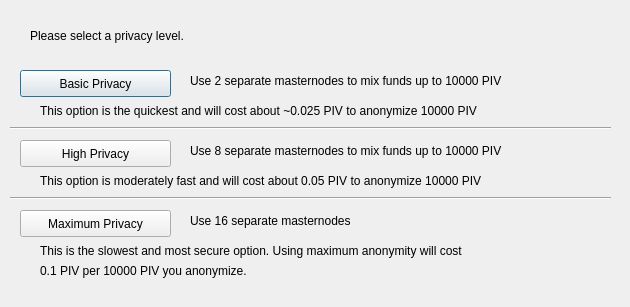
The window that src/qt/forms/obfuscationconfig.ui (VitaeTeam/Vitae) describes before a commit, drawn with Qt 5.
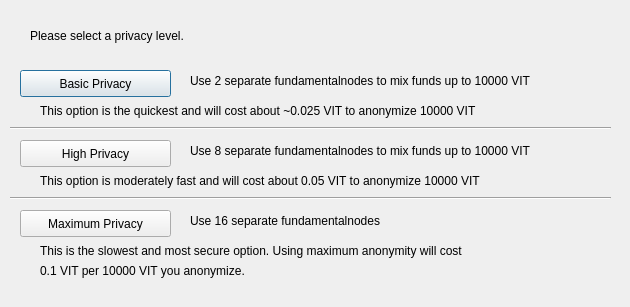
The same window after the commit.

The edit to the form file:
```diff
--- a/src/qt/forms/obfuscationconfig.ui
+++ b/src/qt/forms/obfuscationconfig.ui
@@ -75,7 +75,7 @@
     </rect>
    </property>
    <property name="text">
-    <string>Use 2 separate masternodes to mix funds up to 10000 PIV</string>
+    <string>Use 2 separate fundamentalnodes to mix funds up to 10000 VIT</string>
    </property>
   </widget>
   <widget class="QLabel" name="label_3">
@@ -88,7 +88,7 @@
     </rect>
    </property>
    <property name="text">
-    <string>Use 8 separate masternodes to mix funds up to 10000 PIV</string>
+    <string>Use 8 separate fundamentalnodes to mix funds up to 10000 VIT</string>
    </property>
   </widget>
   <widget class="QLabel" name="label_4">
@@ -101,7 +101,7 @@
     </rect>
    </property>
    <property name="text">
-    <string>Use 16 separate masternodes</string>
+    <string>Use 16 separate fundamentalnodes</string>
    </property>
   </widget>
   <widget class="QLabel" name="label_6">
@@ -114,7 +114,7 @@
     </rect>
    </property>
    <property name="text">
-    <string>This option is the quickest and will cost about ~0.025 PIV to anonymize 10000 PIV</string>
+    <string>This option is the quickest and will cost about ~0.025 VIT to anonymize 10000 VIT</string>
    </property>
   </widget>
   <widget class="QLabel" name="label_7">
@@ -127,7 +127,7 @@
     </rect>
    </property>
    <property name="text">
-    <string>This option is moderately fast and will cost about 0.05 PIV to anonymize 10000 PIV</string>
+    <string>This option is moderately fast and will cost about 0.05 VIT to anonymize 10000 VIT</string>
    </property>
   </widget>
   <widget class="QLabel" name="label_8">
@@ -153,7 +153,7 @@
     </rect>
    </property>
    <property name="text">
-    <string>0.1 PIV per 10000 PIV you anonymize.</string>
+    <string>0.1 VIT per 10000 VIT you anonymize.</string>
    </property>
   </widget>
   <widget class="Line" name="line">
```
